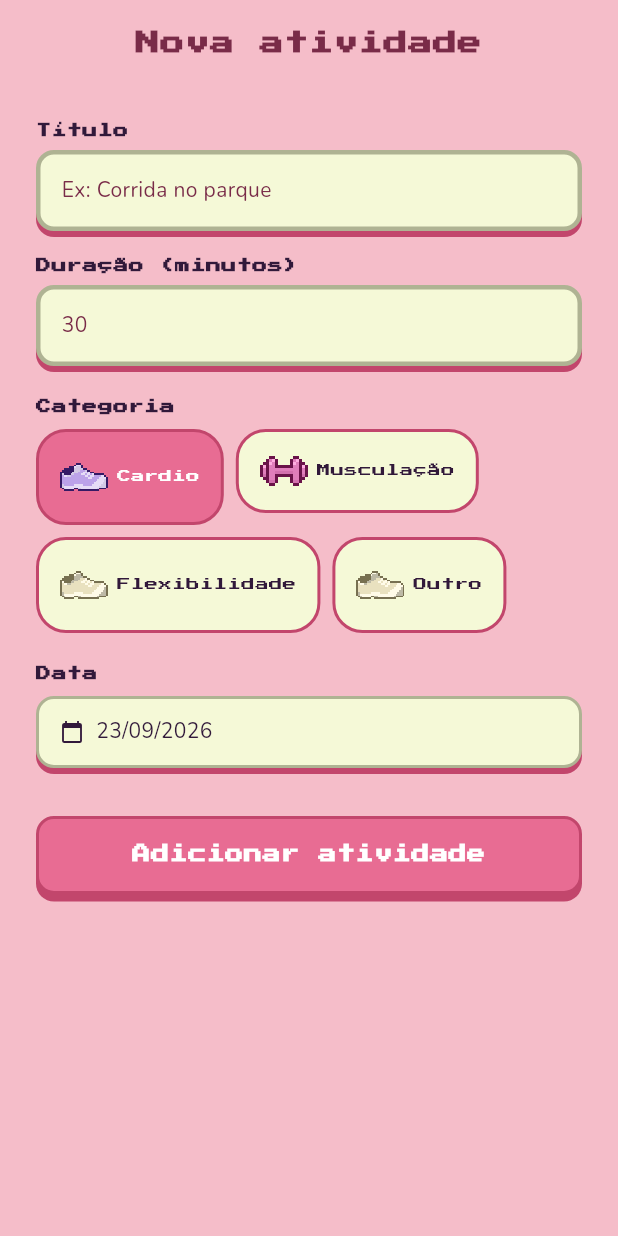
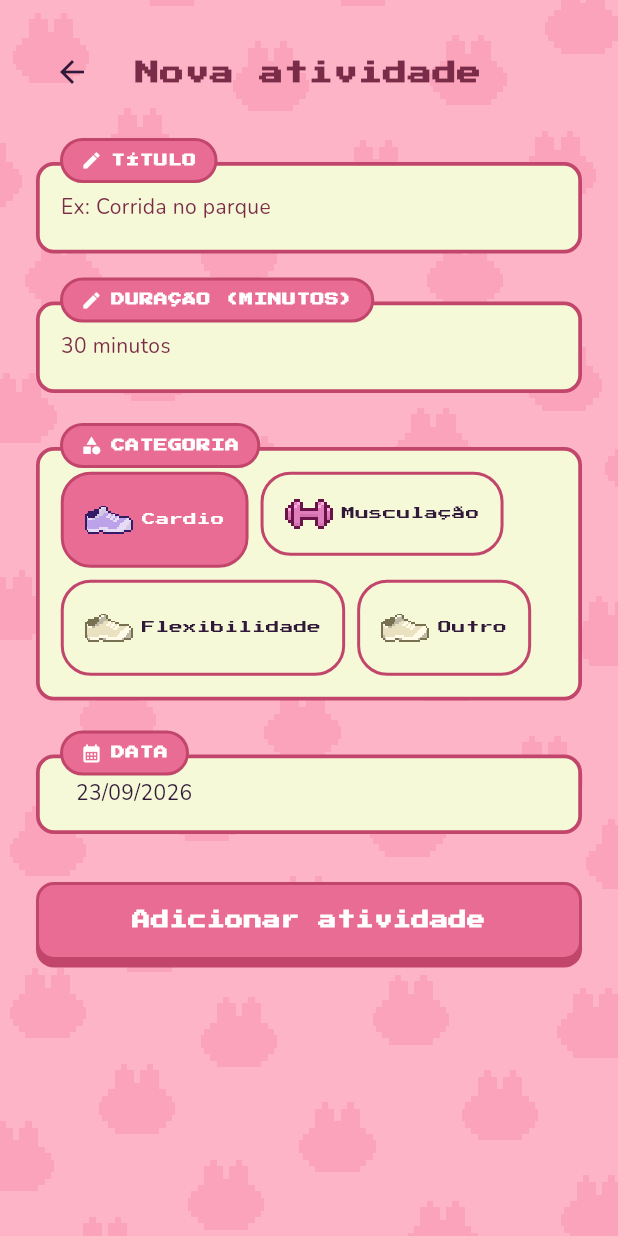
Before and after one commit to karendantas/gymboo_mobile_flutter, a Flutter app: the CreateActivityPage screen opened by its route, on a phone screen of 412 x 824 dp. Run offline on Flutter 3.47's test engine with Material 3 defaults, Android fonts, the phone set to English and light mode, and no system bars; our stand-ins replace audioplayers, battery_plus, dio, dotted_border, firebase_core, firebase_messaging and 8 more; accounts and stored records are empty.

Commit message:
feat: improve create activity page inputs and add daily mission visual effect when is completed

```diff
--- a/lib/features/activities/presentation/controllers/activities_controller.dart
+++ b/lib/features/activities/presentation/controllers/activities_controller.dart
@@ -1,4 +1,5 @@
 import 'package:flutter_riverpod/flutter_riverpod.dart';
+import 'package:gymboo_app/features/activities/presentation/controllers/daily_mission_controller.dart';
 import 'package:gymboo_app/features/home/presentation/controllers/home_controller.dart';
 import 'package:gymboo_app/features/virtual_pet/presentation/controllers/pet_controller.dart';
 import 'package:gymboo_app/features/virtual_pet/presentation/controllers/reward_controller.dart';
@@ -43,6 +44,7 @@ class ActivitiesController extends AsyncNotifier<List<Activity>> {
       ref.invalidate(homeDataProvider);
       ref.invalidate(petControllerProvider);
       ref.invalidate(rewardsControllerProvider);
+      ref.invalidate(dailyActivityIsDoneProvider);
       return true;
     } catch (_) {
       return false;
--- /dev/null
+++ b/lib/features/activities/presentation/controllers/daily_mission_controller.dart
@@ -0,0 +1,19 @@
+import 'package:flutter_riverpod/flutter_riverpod.dart';
+import 'package:gymboo_app/features/goal/presentation/controllers/goal_controller.dart';
+
+final dailyActivityIsDoneProvider = FutureProvider<bool>((ref) async {
+  final progress = await ref.watch(weeklyProgressControllerProvider.future);
+
+  final today = DateTime.now();
+  final todayStr =
+      '${today.year.toString().padLeft(4, '0')}-'
+      '${today.month.toString().padLeft(2, '0')}-'
+      '${today.day.toString().padLeft(2, '0')}';
+
+  final todayDetail = progress.days.firstWhere(
+    (day) => day.date == todayStr,
+    orElse: () => progress.days.first,
+  );
+
+  return todayDetail.completed;
+});
--- a/lib/features/activities/presentation/pages/create_activity_page.dart
+++ b/lib/features/activities/presentation/pages/create_activity_page.dart
@@ -1,13 +1,15 @@
 import 'package:flutter/material.dart';
+import 'package:flutter/services.dart';
 import 'package:flutter_riverpod/flutter_riverpod.dart';
 import 'package:go_router/go_router.dart';
 import 'package:gymboo_app/core/theme/gymboo_palette.dart';
 import 'package:gymboo_app/shared/retro_button.dart';
-import 'package:gymboo_app/shared/retro_input.dart';
-import '../controllers/activities_controller.dart';
+import 'package:gymboo_app/shared/retro_tabbed.dart';
+
 import '../../domain/models/activity.dart';
 import '../../domain/models/activity_category.dart';
 import '../../domain/models/activity_category_display.dart';
+import '../controllers/activities_controller.dart';
 
 class CreateActivityPage extends ConsumerStatefulWidget {
   const CreateActivityPage({super.key, this.existingActivity});
@@ -127,62 +129,87 @@ class _CreateActivityPageState extends ConsumerState<CreateActivityPage> {
     final textTheme = Theme.of(context).textTheme;
 
     return Scaffold(
-      appBar: AppBar(
-        title: Text(
+      body: Stack(
+        fit: StackFit.expand,
+        children: [
+          const Image(
+            image: AssetImage('assets/images/login_bg.png'),
+            fit: BoxFit.cover,
+            filterQuality: FilterQuality.none,
+          ),
+          SafeArea(
+            child: SingleChildScrollView(
+              padding: const EdgeInsets.all(24),
+
+              child: Column(
+                crossAxisAlignment: CrossAxisAlignment.start,
+
+                children: [
+                  Row(
+                    children: [
+                      IconButton(
+                        icon: Icon(
+                          Icons.arrow_back,
+                          color: palette.textPrimary,
+                        ),
+                        onPressed: () => context.pop(),
+                      ),
+                      Expanded(
+                        child: Text(
                           _isEditing ? 'Editar atividade' : 'Nova atividade',
+                          textAlign: TextAlign.center,
                           style: textTheme.headlineSmall?.copyWith(
                             color: palette.textSecondary,
                           ),
                         ),
-        centerTitle: true,
-        backgroundColor: palette.backgroundOuter,
                       ),
-      backgroundColor: palette.backgroundOuter,
-      body: SingleChildScrollView(
-        padding: const EdgeInsets.all(24),
+                      const SizedBox(width: 48),
+                    ],
+                  ),
+                  const SizedBox(height: 20),
+                  RetroTabbedField(
+                    label: 'Título',
+                    labelIcon: Icons.edit,
 
-        child: Column(
-          crossAxisAlignment: CrossAxisAlignment.start,
-          children: [
-            RetroTextField(
+                    hintText: 'Ex: Corrida no parque',
                     controller: _titleController,
-              label: 'Título',
-              hintText: 'Ex: Corrida no parque',
                     errorText: _titleError,
                   ),
 
                   const SizedBox(height: 16),
 
-            RetroTextField(
+                  RetroTabbedField(
+                    label: 'Duração (minutos)',
+                    labelIcon: Icons.edit,
+
+                    hintText: '30 minutos',
                     controller: _durationController,
-              label: 'Duração (minutos)',
-              hintText: '30',
+                    errorText: _durationError,
                     keyboardType: TextInputType.number,
-              errorText: _durationError,
+                    inputFormatters: [FilteringTextInputFormatter.digitsOnly],
                   ),
                   const SizedBox(height: 20),
 
-            Text(
-              'Categoria',
-              style: textTheme.labelMedium?.copyWith(
-                color: palette.textPrimary,
-              ),
-            ),
-            const SizedBox(height: 8),
-            Wrap(
+                  RetroTabbedContainer(
+                    label: 'Categoria',
+                    labelIcon: Icons.category,
+                    child: Wrap(
                       spacing: 8,
                       runSpacing: 8,
                       children: ActivityCategory.values.map((category) {
                         final isSelected = _selectedCategory == category;
                         return GestureDetector(
-                  onTap: () => setState(() => _selectedCategory = category),
+                          onTap: () =>
+                              setState(() => _selectedCategory = category),
                           child: Container(
                             padding: const EdgeInsets.symmetric(
                               horizontal: 14,
                               vertical: 10,
                             ),
                             decoration: BoxDecoration(
-                      color: isSelected ? palette.primaryPink : palette.input,
+                              color: isSelected
+                                  ? palette.primaryPink
+                                  : palette.input,
                               borderRadius: BorderRadius.circular(20),
                               border: Border.all(
                                 color: palette.primaryPinkDark,
@@ -208,48 +235,22 @@ class _CreateActivityPageState extends ConsumerState<CreateActivityPage> {
                         );
                       }).toList(),
                     ),
+                  ),
 
                   if (!_isEditing) ...[
                     const SizedBox(height: 20),
-              Text(
-                'Data',
-                style: textTheme.labelMedium?.copyWith(
-                  color: palette.textPrimary,
-                ),
-              ),
-              const SizedBox(height: 8),
-              GestureDetector(
+                    RetroTabbedContainer(
+                      label: 'Data',
+                      labelIcon: Icons.calendar_month,
+                      child: GestureDetector(
                         onTap: _pickDate,
-                child: Container(
-                  padding: const EdgeInsets.symmetric(
-                    horizontal: 14,
-                    vertical: 12,
-                  ),
-                  decoration: BoxDecoration(
-                    color: palette.input,
-                    borderRadius: BorderRadius.circular(12),
-                    border: Border.all(
-                      color: const Color.fromARGB(255, 175, 179, 147),
-                      width: 2,
-                    ),
-                    boxShadow: [
-                      BoxShadow(
-                        color: palette.primaryPinkDark,
-                        offset: const Offset(0, 4),
-                        blurRadius: 0,
-                      ),
-                    ],
-                  ),
                         child: Row(
                           children: [
-                      Icon(
-                        Icons.calendar_today,
-                        size: 16,
-                        color: palette.textPrimary,
-                      ),
-                      const SizedBox(width: 8),
+                            const SizedBox(width: 10),
                             Text(
-                        '${_selectedDate.day.toString().padLeft(2, '0')}/${_selectedDate.month.toString().padLeft(2, '0')}/${_selectedDate.year}',
+                              '${_selectedDate.day.toString().padLeft(2, '0')}/'
+                              '${_selectedDate.month.toString().padLeft(2, '0')}/'
+                              '${_selectedDate.year}',
                               style: textTheme.bodyMedium?.copyWith(
                                 color: palette.textPrimary,
                               ),
@@ -265,7 +266,9 @@ class _CreateActivityPageState extends ConsumerState<CreateActivityPage> {
                     const Center(child: CircularProgressIndicator())
                   else
                     RetroButton(
-                title: _isEditing ? 'Salvar alterações' : 'Adicionar atividade',
+                      title: _isEditing
+                          ? 'Salvar alterações'
+                          : 'Adicionar atividade',
                       width: double.infinity,
                       color: palette.primaryPink,
                       shadowColor: palette.primaryPinkDark,
@@ -274,6 +277,9 @@ class _CreateActivityPageState extends ConsumerState<CreateActivityPage> {
                 ],
               ),
             ),
+          ),
+        ],
+      ),
     );
   }
 }
--- a/lib/features/activities/presentation/widgets/daily_activity_mission.dart
+++ b/lib/features/activities/presentation/widgets/daily_activity_mission.dart
@@ -1,13 +1,18 @@
 import 'package:flutter/material.dart';
+import 'package:flutter_riverpod/flutter_riverpod.dart';
 import 'package:gymboo_app/core/theme/gymboo_palette.dart';
+import 'package:gymboo_app/features/activities/presentation/controllers/daily_mission_controller.dart';
 
-class DailyActivityMission extends StatelessWidget {
+class DailyActivityMission extends ConsumerWidget {
   const DailyActivityMission({super.key});
 
   @override
-  Widget build(BuildContext context) {
+  Widget build(BuildContext context, WidgetRef ref) {
     final theme = Theme.of(context).extension<GymbooPalette>()!;
     final textTheme = Theme.of(context).textTheme;
+    final isDoneAsync = ref.watch(dailyActivityIsDoneProvider);
+
+    final isDone = isDoneAsync.value ?? false;
 
     return Container(
       decoration: BoxDecoration(
@@ -43,8 +48,12 @@ class DailyActivityMission extends StatelessWidget {
                 ),
                 const SizedBox(height: 3),
                 Text(
-                  'Complete sua atividade do dia!',
-                  style: textTheme.labelSmall,
+                  isDone
+                      ? 'Missão concluída hoje!'
+                      : 'Complete sua atividade do dia!',
+                  style: textTheme.labelSmall?.copyWith(
+                    color: theme.primaryPinkDark,
+                  ),
                 ),
               ],
             ),
--- a/lib/features/virtual_pet/presentation/widgets/pet_hearts_row.dart
+++ b/lib/features/virtual_pet/presentation/widgets/pet_hearts_row.dart
@@ -24,6 +24,7 @@ class PetHeartsRow extends StatelessWidget {
           width: 24,
           height: 24,
           filterQuality: FilterQuality.none,
+          fit: BoxFit.contain,
         );
       }),
     );
--- a/lib/features/virtual_pet/presentation/widgets/pet_skill_card.dart
+++ b/lib/features/virtual_pet/presentation/widgets/pet_skill_card.dart
@@ -49,13 +49,28 @@ class PetSkillCard extends StatelessWidget {
                     ),
                   ),
                   const SizedBox(height: 6),
-                  ClipRRect(
-                    borderRadius: BorderRadius.circular(1),
-                    child: LinearProgressIndicator(
-                      value: skill.progress.clamp(0.0, 1.0),
-                      minHeight: 8,
-                      backgroundColor: palette.surface,
-                      valueColor: AlwaysStoppedAnimation(color),
+
+                  Container(
+                    height: 15,
+                    width: double.infinity,
+                    decoration: BoxDecoration(
+                      color: palette.surface,
+                      borderRadius: BorderRadius.circular(2),
+                      border: Border.all(
+                        color: AlwaysStoppedAnimation(color).value,
+                        width: 2,
+                      ),
+                    ),
+                    padding: const EdgeInsets.all(2),
+                    child: FractionallySizedBox(
+                      alignment: Alignment.centerLeft,
+                      widthFactor: skill.progress.clamp(0.0, 1.0),
+                      child: DecoratedBox(
+                        decoration: BoxDecoration(
+                          color: AlwaysStoppedAnimation(color).value,
+                          borderRadius: BorderRadius.circular(2),
+                        ),
+                      ),
                     ),
                   ),
                 ],
--- /dev/null
+++ b/lib/shared/retro_tabbed.dart
@@ -0,0 +1,147 @@
+import 'package:flutter/material.dart';
+import 'package:flutter/services.dart';
+import 'package:gymboo_app/core/theme/gymboo_palette.dart';
+
+class RetroTabbedContainer extends StatelessWidget {
+  const RetroTabbedContainer({
+    super.key,
+    required this.label,
+    required this.labelIcon,
+    required this.child,
+  });
+
+  final String label;
+  final IconData labelIcon;
+  final Widget child;
+
+  @override
+  Widget build(BuildContext context) {
+    final palette = Theme.of(context).extension<GymbooPalette>()!;
+    final textTheme = Theme.of(context).textTheme;
+
+    return Stack(
+      clipBehavior: Clip.none,
+      children: [
+        Container(
+          width: double.infinity,
+          margin: const EdgeInsets.only(top: 16),
+          padding: const EdgeInsets.symmetric(horizontal: 14, vertical: 14),
+          decoration: BoxDecoration(
+            color: palette.input,
+            borderRadius: BorderRadius.circular(12),
+            border: Border.all(color: palette.primaryPinkDark, width: 2.5),
+          ),
+          child: child,
+        ),
+        Positioned(
+          top: 0,
+          left: 16,
+          child: Container(
+            padding: const EdgeInsets.symmetric(horizontal: 12, vertical: 6),
+            decoration: BoxDecoration(
+              color: palette.primaryPink,
+              borderRadius: BorderRadius.circular(20),
+              border: Border.all(color: palette.primaryPinkDark, width: 2),
+            ),
+            child: Row(
+              mainAxisSize: MainAxisSize.min,
+              children: [
+                Icon(labelIcon, size: 14, color: Colors.white),
+                const SizedBox(width: 6),
+                Text(
+                  label.toUpperCase(),
+                  style: textTheme.labelSmall?.copyWith(
+                    color: Colors.white,
+                    fontWeight: FontWeight.bold,
+                    letterSpacing: 0.5,
+                  ),
+                ),
+              ],
+            ),
+          ),
+        ),
+      ],
+    );
+  }
+}
+
+class RetroTabbedField extends StatelessWidget {
+  const RetroTabbedField({
+    super.key,
+    required this.label,
+    required this.labelIcon,
+    required this.controller,
+    this.hintIcon,
+    this.hintText,
+    this.errorText,
+    this.keyboardType,
+    this.inputFormatters,
+  });
+
+  final String label;
+  final IconData labelIcon;
+  final TextEditingController controller;
+  final IconData? hintIcon;
+  final String? hintText;
+  final String? errorText;
+  final TextInputType? keyboardType;
+  final List<TextInputFormatter>? inputFormatters;
+
+  @override
+  Widget build(BuildContext context) {
+    final palette = Theme.of(context).extension<GymbooPalette>()!;
+    final textTheme = Theme.of(context).textTheme;
+    final hasError = errorText != null && errorText!.isNotEmpty;
+
+    return Column(
+      crossAxisAlignment: CrossAxisAlignment.start,
+      children: [
+        RetroTabbedContainer(
+          label: label,
+          labelIcon: labelIcon,
+          child: Row(
+            children: [
+              if (hintIcon != null) ...[
+                Icon(
+                  hintIcon,
+                  size: 18,
+                  color: hasError ? palette.coral : palette.primaryPinkDark,
+                ),
+                const SizedBox(width: 10),
+              ],
+              Expanded(
+                child: TextField(
+                  controller: controller,
+                  keyboardType: keyboardType,
+                  inputFormatters: inputFormatters,
+                  style: textTheme.bodyMedium?.copyWith(
+                    color: palette.textPrimary,
+                  ),
+                  cursorColor: palette.primaryPink,
+                  decoration: InputDecoration(
+                    border: InputBorder.none,
+                    isDense: true,
+                    hintText: hintText,
+                    hintStyle: textTheme.bodyMedium?.copyWith(
+                      color: palette.textSecondary,
+                    ),
+                  ),
+                ),
+              ),
+            ],
+          ),
+        ),
+        if (hasError) ...[
+          const SizedBox(height: 4),
+          Padding(
+            padding: const EdgeInsets.only(left: 16),
+            child: Text(
+              errorText!,
+              style: textTheme.labelSmall?.copyWith(color: palette.coral),
+            ),
+          ),
+        ],
+      ],
+    );
+  }
+}
```
Also changed, not shown: 1 other file. Lines whose indentation alone changed are shown as unchanged.
